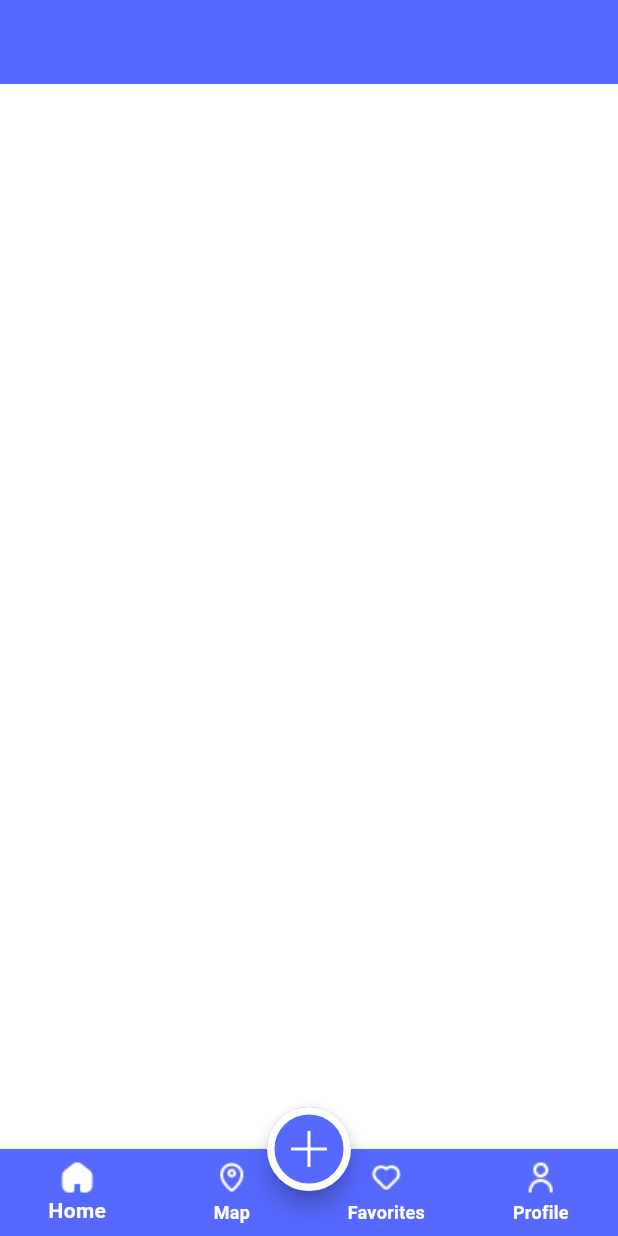
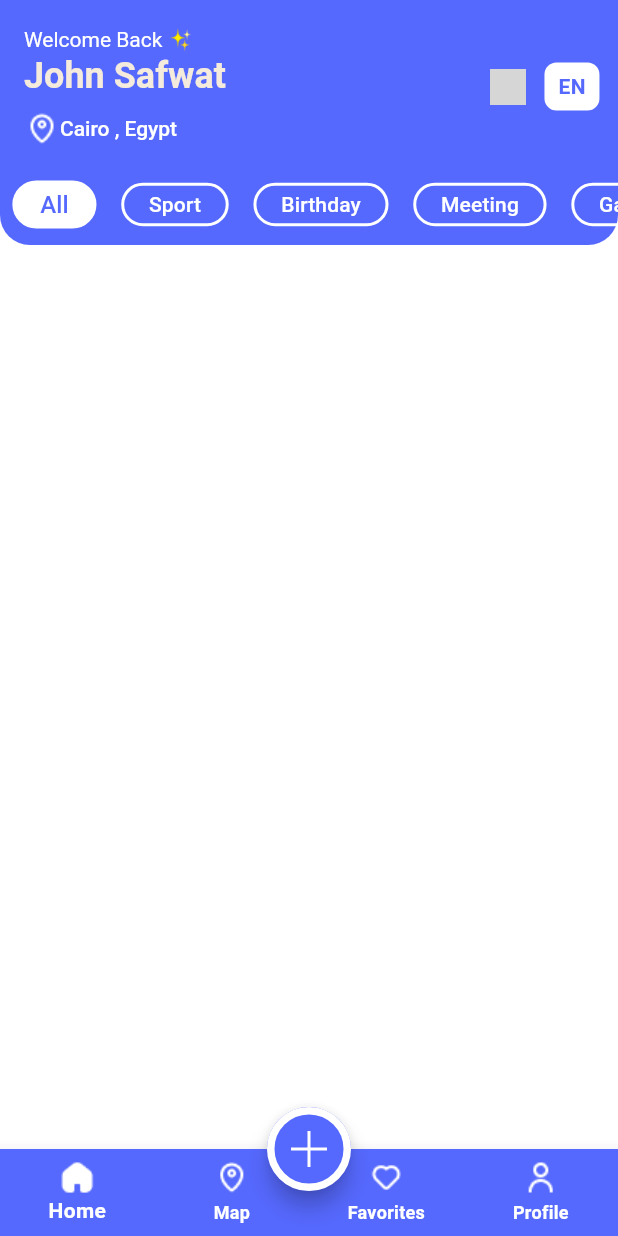
Before and after one commit to mohamedzakaria9/evently_app, a Flutter app: the screen it shows after launch, on a phone screen of 412 x 824 dp. Run offline on Flutter 3.47's test engine with Material 3 defaults, Android fonts, the phone set to English and light mode, and no system bars; grey boxes are pictures that could not be loaded.

Commit message:
Finish the appBar in the home page and the tabs in it

```diff
--- a/lib/l10n/app_ar.arb
+++ b/lib/l10n/app_ar.arb
@@ -13,5 +13,15 @@
   "home": "الرئيسية",
   "maps": "الخريطة",
   "favorites": "المفضلة",
-  "profile": "الملف الشخصي"
+  "profile": "الملف الشخصي",
+  "all": "الكل",
+  "sport": "رياضة",
+  "birthday": "عيد ميلاد",
+  "meeting": "اجتماع",
+  "gaming": "ألعاب",
+  "workshop": "ورشة عمل",
+  "bookClub": "نادي الكتاب",
+  "exhibition": "معرض",
+  "holiday": "عطلة",
+  "eating": "طعام"
 }
--- a/lib/l10n/app_en.arb
+++ b/lib/l10n/app_en.arb
@@ -13,5 +13,15 @@
   "home": "Home",
   "maps": "Map",
   "favorites": "Favorites",
-  "profile": "Profile"
+  "profile": "Profile",
+  "all": "All",
+  "sport": "Sport",
+  "birthday": "Birthday",
+  "meeting": "Meeting",
+  "gaming": "Gaming",
+  "workshop": "WorkShop",
+  "bookClub": "Book Club",
+  "exhibition": "Exhibition",
+  "holiday": "Holiday",
+  "eating": "Eating"
 }
--- a/lib/l10n/app_localizations.dart
+++ b/lib/l10n/app_localizations.dart
@@ -187,6 +187,66 @@ abstract class AppLocalizations {
   /// In en, this message translates to:
   /// **'Profile'**
   String get profile;
+
+  /// No description provided for @all.
+  ///
+  /// In en, this message translates to:
+  /// **'All'**
+  String get all;
+
+  /// No description provided for @sport.
+  ///
+  /// In en, this message translates to:
+  /// **'Sport'**
+  String get sport;
+
+  /// No description provided for @birthday.
+  ///
+  /// In en, this message translates to:
+  /// **'Birthday'**
+  String get birthday;
+
+  /// No description provided for @meeting.
+  ///
+  /// In en, this message translates to:
+  /// **'Meeting'**
+  String get meeting;
+
+  /// No description provided for @gaming.
+  ///
+  /// In en, this message translates to:
+  /// **'Gaming'**
+  String get gaming;
+
+  /// No description provided for @workshop.
+  ///
+  /// In en, this message translates to:
+  /// **'WorkShop'**
+  String get workshop;
+
+  /// No description provided for @bookClub.
+  ///
+  /// In en, this message translates to:
+  /// **'Book Club'**
+  String get bookClub;
+
+  /// No description provided for @exhibition.
+  ///
+  /// In en, this message translates to:
+  /// **'Exhibition'**
+  String get exhibition;
+
+  /// No description provided for @holiday.
+  ///
+  /// In en, this message translates to:
+  /// **'Holiday'**
+  String get holiday;
+
+  /// No description provided for @eating.
+  ///
+  /// In en, this message translates to:
+  /// **'Eating'**
+  String get eating;
 }
 
 class _AppLocalizationsDelegate
--- a/lib/l10n/app_localizations_ar.dart
+++ b/lib/l10n/app_localizations_ar.dart
@@ -52,4 +52,34 @@ class AppLocalizationsAr extends AppLocalizations {
 
   @override
   String get profile => 'الملف الشخصي';
+
+  @override
+  String get all => 'الكل';
+
+  @override
+  String get sport => 'رياضة';
+
+  @override
+  String get birthday => 'عيد ميلاد';
+
+  @override
+  String get meeting => 'اجتماع';
+
+  @override
+  String get gaming => 'ألعاب';
+
+  @override
+  String get workshop => 'ورشة عمل';
+
+  @override
+  String get bookClub => 'نادي الكتاب';
+
+  @override
+  String get exhibition => 'معرض';
+
+  @override
+  String get holiday => 'عطلة';
+
+  @override
+  String get eating => 'طعام';
 }
--- a/lib/l10n/app_localizations_en.dart
+++ b/lib/l10n/app_localizations_en.dart
@@ -52,4 +52,34 @@ class AppLocalizationsEn extends AppLocalizations {
 
   @override
   String get profile => 'Profile';
+
+  @override
+  String get all => 'All';
+
+  @override
+  String get sport => 'Sport';
+
+  @override
+  String get birthday => 'Birthday';
+
+  @override
+  String get meeting => 'Meeting';
+
+  @override
+  String get gaming => 'Gaming';
+
+  @override
+  String get workshop => 'WorkShop';
+
+  @override
+  String get bookClub => 'Book Club';
+
+  @override
+  String get exhibition => 'Exhibition';
+
+  @override
+  String get holiday => 'Holiday';
+
+  @override
+  String get eating => 'Eating';
 }
--- a/lib/theme/AppTheme.dart
+++ b/lib/theme/AppTheme.dart
@@ -28,9 +28,13 @@ class AppTheme {
       backgroundColor: AppColors.appPrimaryColor,
     ),
   );
+
   static ThemeData darkTheme = ThemeData(
     scaffoldBackgroundColor: AppColors.darkBackGroundColor,
-    appBarTheme: AppBarTheme(color: AppColors.appPrimaryColor),
+    appBarTheme: AppBarTheme(
+      //color: AppColors.darkBackGroundColor,
+      backgroundColor: AppColors.darkBackGroundColor,
+    ),
     bottomSheetTheme: BottomSheetThemeData(
       backgroundColor: AppColors.darkBackGroundColor,
     ),
--- a/lib/ui/home_screen/HomeScreen.dart
+++ b/lib/ui/home_screen/HomeScreen.dart
@@ -1,12 +1,136 @@
+import 'package:evently_app/l10n/app_localizations.dart';
+import 'package:evently_app/providers/ThemeProvider.dart';
+import 'package:evently_app/theme/AppTheme.dart';
+import 'package:evently_app/utilites/AppColors.dart';
+import 'package:evently_app/utilites/AppImages.dart';
 import 'package:flutter/material.dart';
+import 'package:provider/provider.dart';
+import '../../utilites/AppFonts.dart';
 
-class HomeScreen extends StatelessWidget {
-  const HomeScreen({super.key});
+class HomeScreen extends StatefulWidget {
+  HomeScreen({super.key});
 
   @override
+  State<HomeScreen> createState() => _HomeScreenState();
+}
+
+class _HomeScreenState extends State<HomeScreen> {
+  int currentIndex = 0;
+
   Widget build(BuildContext context) {
-    return Scaffold(
-      appBar: AppBar(),
+    var width = MediaQuery.of(context).size.width;
+    var height = MediaQuery.of(context).size.height;
+    var themeProvider = Provider.of<ThemeProvider>(context);
+    List<String> data = [
+      AppLocalizations.of(context)!.all,
+      AppLocalizations.of(context)!.sport,
+      AppLocalizations.of(context)!.birthday,
+      AppLocalizations.of(context)!.meeting,
+      AppLocalizations.of(context)!.gaming,
+      AppLocalizations.of(context)!.workshop,
+      AppLocalizations.of(context)!.bookClub,
+      AppLocalizations.of(context)!.exhibition,
+      AppLocalizations.of(context)!.holiday,
+      AppLocalizations.of(context)!.eating,
+    ];
+    return DefaultTabController(
+      length: data.length,
+      child: Scaffold(
+        //backgroundColor: AppColors.darkBackGroundColor,
+        appBar: AppBar(
+          shape: RoundedRectangleBorder(
+            //side: BorderSide(color: red),
+            borderRadius: BorderRadius.only(
+              bottomLeft: Radius.circular(20),
+              bottomRight: Radius.circular(20),
+            ),
+          ),
+          toolbarHeight: height * 0.14,
+          primary: true,
+          actionsPadding: EdgeInsets.symmetric(horizontal: width * 0.03),
+          title: Column(
+            mainAxisAlignment: MainAxisAlignment.start,
+            crossAxisAlignment: CrossAxisAlignment.start,
+            children: [
+              Text("Welcome Back ✨", style: AppFonts.regular14White),
+              Text("John Safwat", style: AppFonts.bold24Grey),
+              SizedBox(height: height * 0.01),
+              Row(
+                children: [
+                  ImageIcon(
+                    AssetImage(AppImages.mapIcon),
+                    color: AppColors.whiteColor,
+                  ),
+                  Text("Cairo , Egypt", style: AppFonts.medium14White),
+                ],
+              ),
+            ],
+          ),
+          actions: [
+            IconButton(
+              onPressed: () {},
+              icon: ImageIcon(
+                AssetImage(AppImages.themeChangeIcon),
+                color: AppColors.whiteColor,
+              ),
+            ),
+            Container(
+              alignment: Alignment.center,
+              width: width * 0.089,
+              height: height * 0.039,
+              decoration: BoxDecoration(
+                color: AppColors.whiteColor,
+                borderRadius: BorderRadius.circular(8),
+              ),
+              child: Text("EN", style: AppFonts.bolc14MainAppColor),
+            ),
+          ],
+          bottom: TabBar(
+            dividerHeight: 0,
+            indicatorColor: Colors.transparent,
+            onTap: (index) {
+              currentIndex = index;
+              setState(() {});
+            },
+            labelPadding: EdgeInsets.symmetric(horizontal: width * 0.02),
+            tabs: data.map((e) {
+              return Tab(
+                child: Container(
+                  margin: EdgeInsets.only(bottom: width * 0.01),
+                  padding: EdgeInsets.symmetric(
+                    horizontal: width * 0.04,
+                    vertical: height * 0.003,
+                  ),
+                  decoration: BoxDecoration(
+                    color: currentIndex == data.indexOf(e)
+                        ? themeProvider.appTheme == AppTheme.lightTheme
+                              ? AppColors.whiteColor
+                              : AppColors.appPrimaryColor
+                        : Colors.transparent,
+                    border: Border.all(
+                      color: themeProvider.appTheme == AppTheme.lightTheme
+                          ? AppColors.whiteColor
+                          : AppColors.appPrimaryColor,
+                      width: 2,
+                    ),
+                    borderRadius: BorderRadius.circular(20),
+                  ),
+                  child: Text(
+                    e,
+                    style: currentIndex == data.indexOf(e)
+                        ? themeProvider.appTheme == AppTheme.lightTheme
+                              ? AppFonts.medium16Primary
+                              : AppFonts.medium16White
+                        : AppFonts.medium14White,
+                  ),
+                ),
+              );
+            }).toList(),
+            isScrollable: true,
+            tabAlignment: TabAlignment.start,
+          ),
+        ),
+      ),
     );
   }
 }
--- a/lib/utilites/AppFonts.dart
+++ b/lib/utilites/AppFonts.dart
@@ -11,4 +11,9 @@ class AppFonts {
   static const TextStyle regular20White = TextStyle(fontSize: 20,fontWeight: FontWeight.w400 , color: AppColors.whiteColor);
   static const TextStyle bold12White = TextStyle(fontSize: 12, fontWeight: FontWeight.bold,color: Color(0xffF2FEFF));
   static const TextStyle bold14White = TextStyle(fontSize: 14,fontWeight: FontWeight.bold,color: Color(0xffF2FEFF));
+  static const TextStyle bolc14MainAppColor = TextStyle(fontSize: 14,fontWeight: FontWeight.bold,color: Color(0xff5669FF));
+  static const TextStyle regular14White = TextStyle(fontSize: 14,fontWeight: FontWeight.w400 , color: AppColors.whiteColor);
+  static const TextStyle medium14White = TextStyle(fontSize: 14,fontWeight: FontWeight.w500,color: AppColors.whiteColor);
+  static const TextStyle medium16Primary = TextStyle(fontSize: 16, fontWeight: FontWeight.w500,color: AppColors.appPrimaryColor);
+  static const TextStyle medium16White = TextStyle(fontSize: 16, fontWeight: FontWeight.w500 , color: AppColors.whiteColor);
 }
--- a/lib/utilites/AppImages.dart
+++ b/lib/utilites/AppImages.dart
@@ -9,4 +9,5 @@ class AppImages{
   static const String heartIconFilled = "assets/images/FavoritesIconFilled.png";
   static const String profileIconFilled = "assets/images/ProfileIconFilled.png";
   static const String addIcon = "assets/images/AddIcon.png";
+  static const String themeChangeIcon = "assets/images/ThemChangeicon.png";
 }
```
